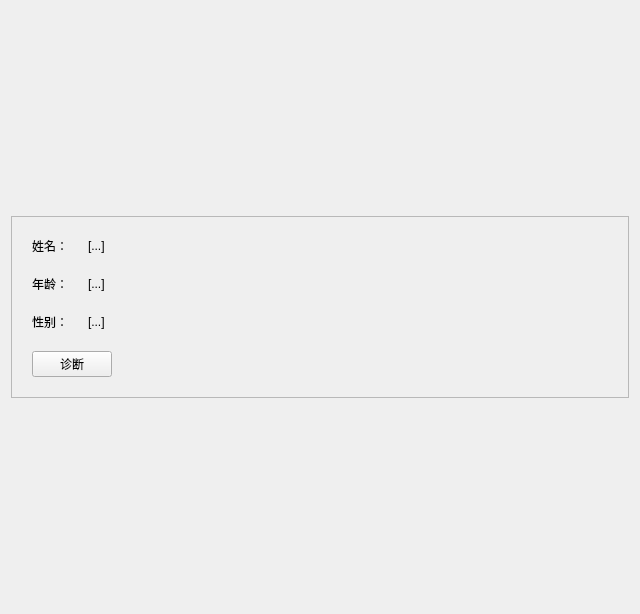
The window that client/doctor/patientcard.ui (laonuo2004/cpp-qt-medical-system) describes before a commit, drawn with Qt 5.
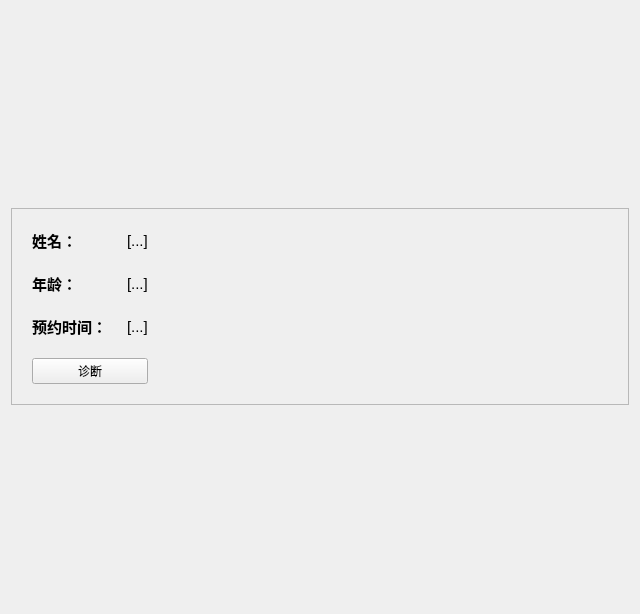
The same window after the commit. Icons and pictures are not drawn.

Commit message:
refactor: 优化界面布局，修改查看预约逻辑
- 优化医生个人界面
- 修改查看预约界面，现在可以筛选多日的预约记录
- 优化患者卡片和患者详细信息界面
- 优化患者和医生的个人信息编辑界面

```diff
--- a/client/doctor/patientcard.ui
+++ b/client/doctor/patientcard.ui
@@ -65,6 +65,13 @@
           </property>
           <item row="0" column="0">
            <widget class="QLabel" name="ShowText_1">
+            <property name="font">
+             <font>
+              <pointsize>11</pointsize>
+              <weight>75</weight>
+              <bold>true</bold>
+             </font>
+            </property>
             <property name="text">
              <string>姓名：</string>
             </property>
@@ -72,6 +79,11 @@
           </item>
           <item row="0" column="1">
            <widget class="QLabel" name="nameInput">
+            <property name="font">
+             <font>
+              <pointsize>11</pointsize>
+             </font>
+            </property>
             <property name="text">
              <string>[...]</string>
             </property>
@@ -79,6 +91,13 @@
           </item>
           <item row="1" column="0">
            <widget class="QLabel" name="ShowText_2">
+            <property name="font">
+             <font>
+              <pointsize>11</pointsize>
+              <weight>75</weight>
+              <bold>true</bold>
+             </font>
+            </property>
             <property name="text">
              <string>年龄：</string>
             </property>
@@ -86,6 +105,11 @@
           </item>
           <item row="1" column="1">
            <widget class="QLabel" name="ageInput">
+            <property name="font">
+             <font>
+              <pointsize>11</pointsize>
+             </font>
+            </property>
             <property name="text">
              <string>[...]</string>
             </property>
@@ -93,13 +117,25 @@
           </item>
           <item row="2" column="0">
            <widget class="QLabel" name="ShowText_3">
+            <property name="font">
+             <font>
+              <pointsize>11</pointsize>
+              <weight>75</weight>
+              <bold>true</bold>
+             </font>
+            </property>
             <property name="text">
-             <string>性别：</string>
+             <string>预约时间：</string>
             </property>
            </widget>
           </item>
           <item row="2" column="1">
-           <widget class="QLabel" name="genderInput">
+           <widget class="QLabel" name="dateInput">
+            <property name="font">
+             <font>
+              <pointsize>11</pointsize>
+             </font>
+            </property>
             <property name="text">
              <string>[...]</string>
             </property>
```
Left out of the diff: 3 changed lines with no effect on the pictures. The commit also changes 13 other files.
